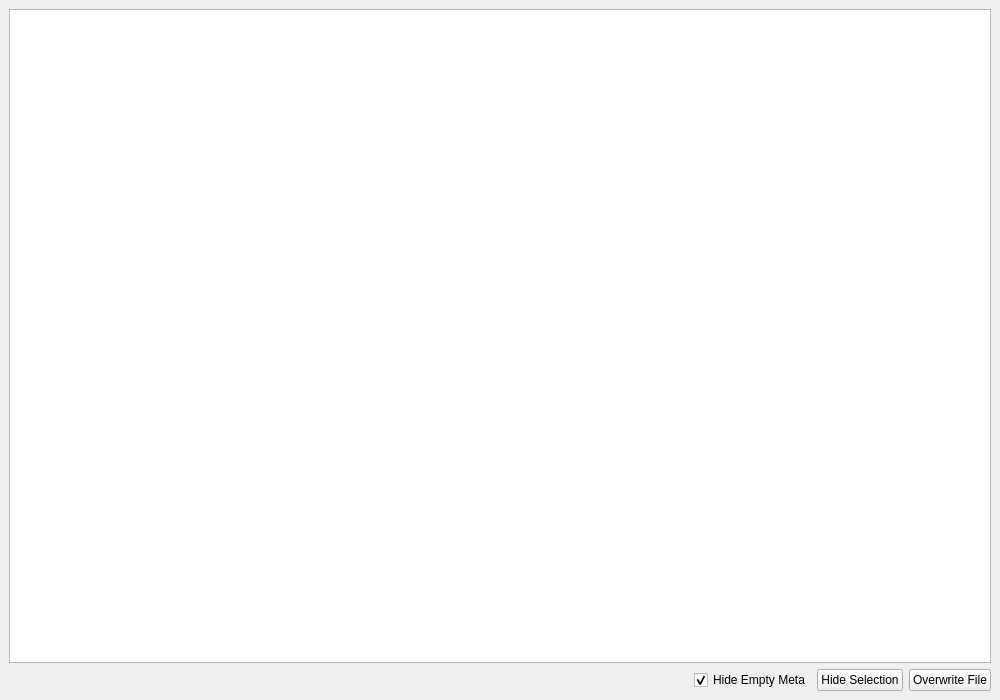
Old version of the form diff_view.ui in the repository Tinkerforge/generators.
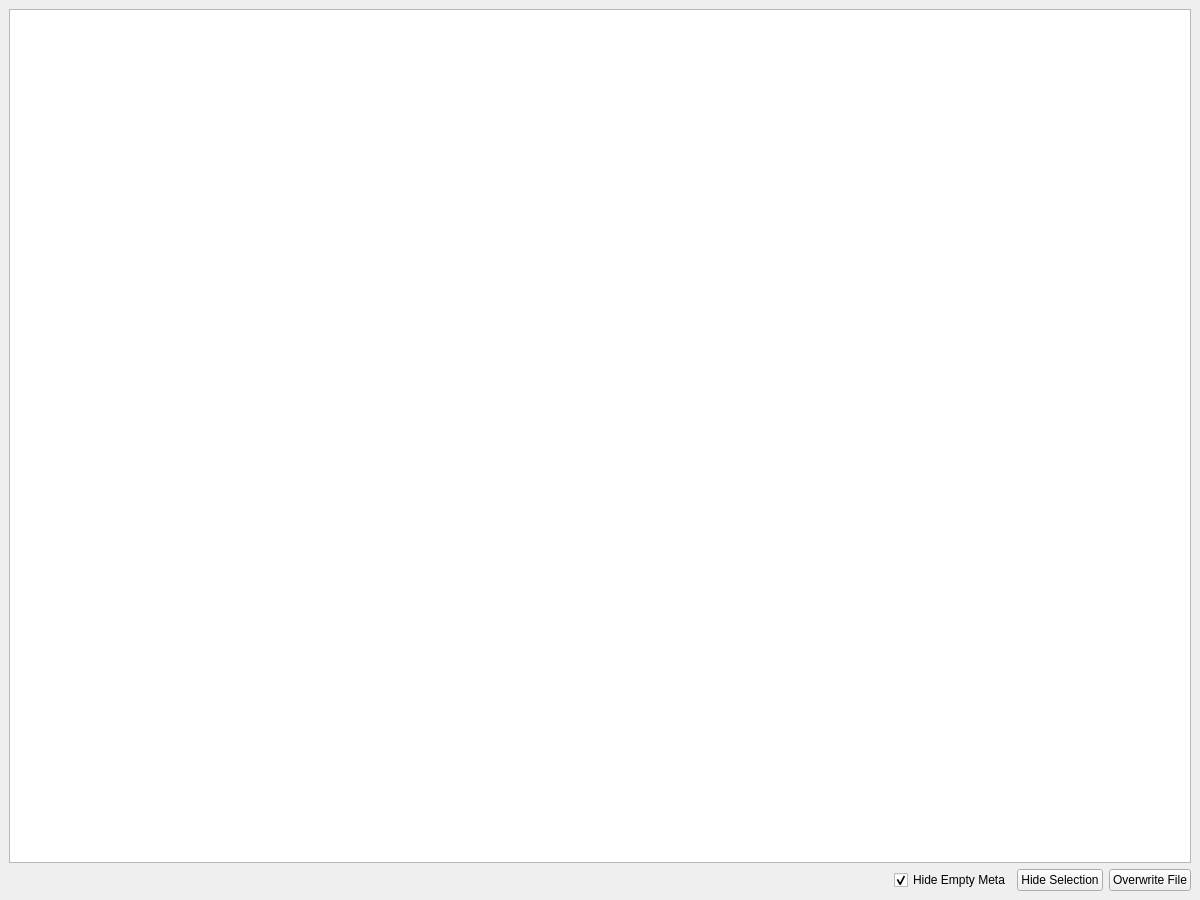
New version of the form.

Commit message: diff-view: Don't drop last hunk

```diff
--- a/diff_view.ui
+++ b/diff_view.ui
@@ -6,8 +6,8 @@
    <rect>
     <x>0</x>
     <y>0</y>
-    <width>1000</width>
-    <height>700</height>
+    <width>1200</width>
+    <height>900</height>
    </rect>
   </property>
   <property name="windowTitle">
```
The commit also changes 1 other file.
